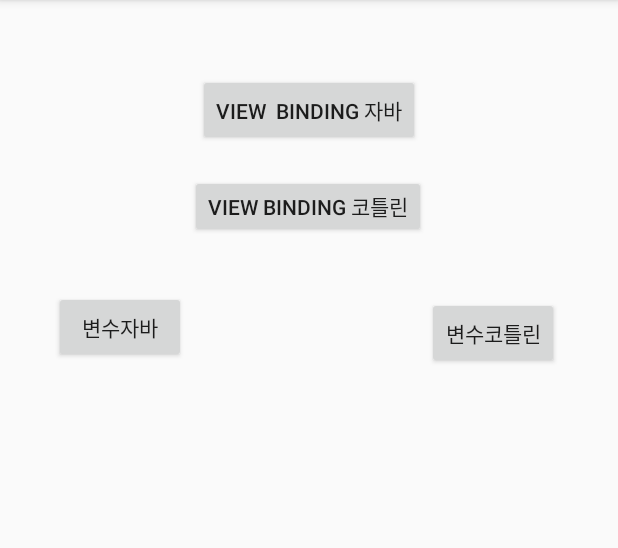
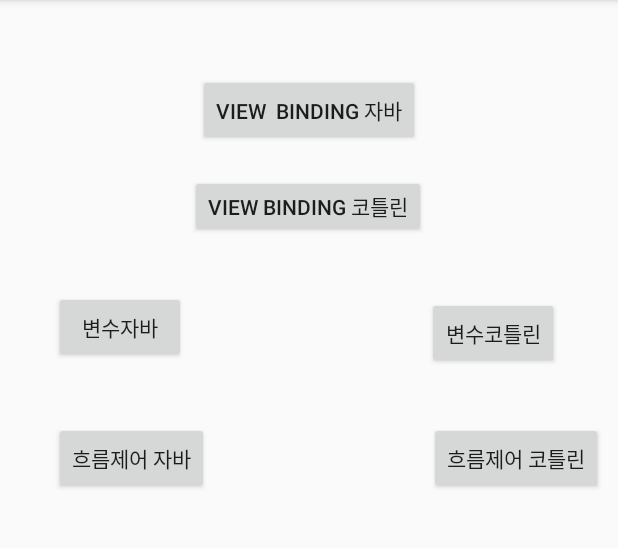
Before and after one commit to rovm/AndroidStudioProjects, an Android app: the screen it shows after launch (MainActivity), on a phone screen of 412 x 824 dp, the part 84-632 px from its top. Run offline under Robolectric (Android 15) with nearby library versions, the light colour scheme and no system bars.

Commit message:
4.5.02 개별 액티비티
add 4.5.02 개별 액티비티

```diff
--- a/hello/app/src/main/java/com/example/hello/MainActivity.kt
+++ b/hello/app/src/main/java/com/example/hello/MainActivity.kt
@@ -26,5 +26,13 @@
         button4.setOnClickListener{
             startActivity(Intent(this@MainActivity, VariableKotlinActivity::class.java))
         }
+
+        button5.setOnClickListener {
+            startActivity(Intent(this@MainActivity, ControlJavaActivity::class.java))
+        }
+
+        button6.setOnClickListener {
+            startActivity(Intent(this@MainActivity, ControlKotlinActivity::class.java))
+        }
     }
 }
--- a/hello/app/src/main/res/layout/activity_main.xml
+++ b/hello/app/src/main/res/layout/activity_main.xml
@@ -71,4 +71,26 @@
         app:layout_constraintEnd_toEndOf="parent"
         app:layout_constraintTop_toBottomOf="@+id/button2" />
 
+    <Button
+        android:id="@+id/button5"
+        android:layout_width="wrap_content"
+        android:layout_height="wrap_content"
+        android:layout_marginStart="36dp"
+        android:layout_marginLeft="36dp"
+        android:layout_marginTop="39dp"
+        android:text="흐름제어 자바"
+        app:layout_constraintStart_toStartOf="parent"
+        app:layout_constraintTop_toBottomOf="@+id/button3" />
+
+    <Button
+        android:id="@+id/button6"
+        android:layout_width="wrap_content"
+        android:layout_height="wrap_content"
+        android:layout_marginTop="35dp"
+        android:layout_marginEnd="10dp"
+        android:layout_marginRight="10dp"
+        android:text="흐름제어 코틀린"
+        app:layout_constraintEnd_toEndOf="parent"
+        app:layout_constraintTop_toBottomOf="@+id/button4" />
+
 </androidx.constraintlayout.widget.ConstraintLayout>
```
Also changed, not shown: hello/app/src/main/AndroidManifest.xml (+10 -4 lines), hello/app/src/main/java/com/example/hello/ControlJavaActivity.java (added, +14 -0 lines), hello/app/src/main/java/com/example/hello/ControlKotlinActivity.kt (added, +12 -0 lines), hello/app/src/main/res/layout/activity_control_java.xml (added, +9 -0 lines), hello/app/src/main/res/layout/activity_control_kotlin.xml (added, +9 -0 lines), hello/app/src/main/res/layout/layout_control.xml (added, +30 -0 lines).
